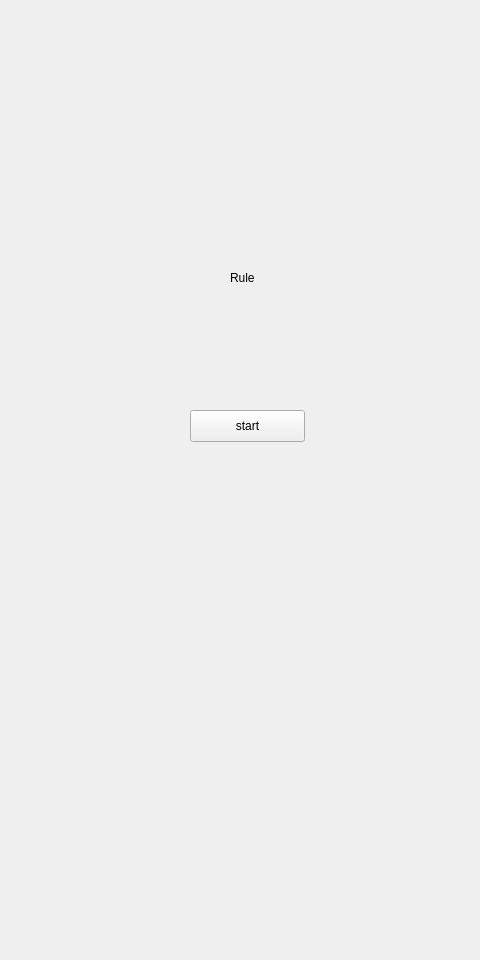
Above: startscreen.ui from ching56/MarioCrush before the change. Below: the same form after it.
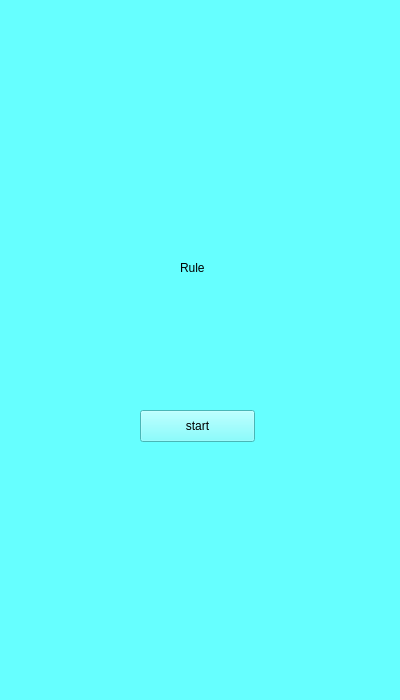
That is the form after the change.

```diff
--- a/startscreen.ui
+++ b/startscreen.ui
@@ -6,17 +6,20 @@
    <rect>
     <x>0</x>
     <y>0</y>
-    <width>480</width>
-    <height>960</height>
+    <width>400</width>
+    <height>700</height>
    </rect>
   </property>
   <property name="windowTitle">
    <string>startscreen</string>
   </property>
+  <property name="styleSheet">
+   <string notr="true">background-color: rgb(102, 255, 255);</string>
+  </property>
   <widget class="QPushButton" name="botton_start">
    <property name="geometry">
     <rect>
-     <x>190</x>
+     <x>140</x>
      <y>410</y>
      <width>115</width>
      <height>32</height>
@@ -29,8 +32,8 @@
   <widget class="QLabel" name="label_rule">
    <property name="geometry">
     <rect>
-     <x>230</x>
-     <y>270</y>
+     <x>180</x>
+     <y>260</y>
      <width>59</width>
      <height>16</height>
     </rect>
```
